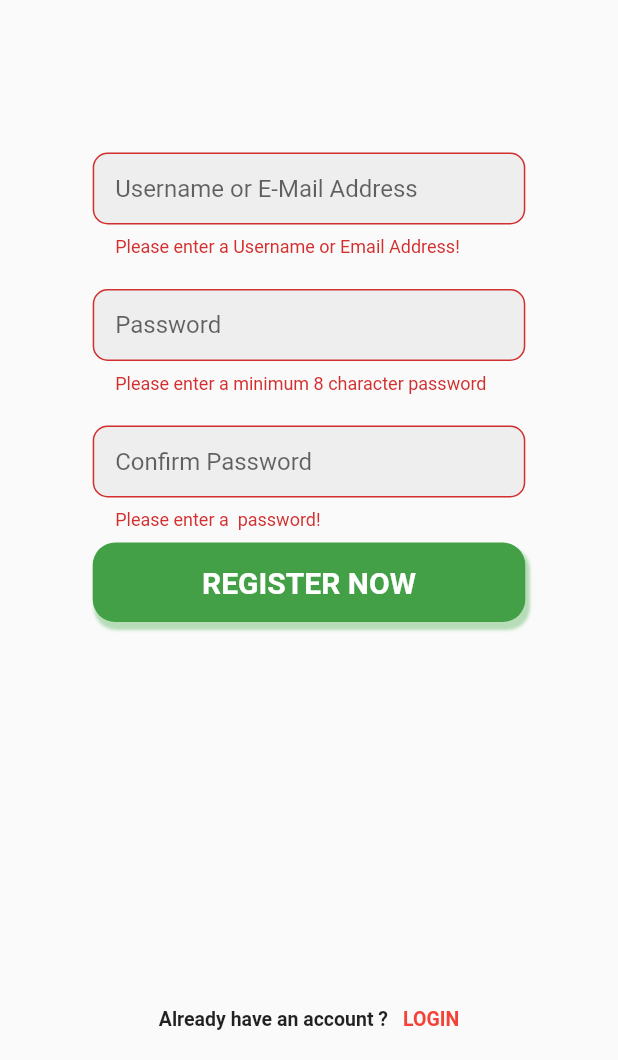
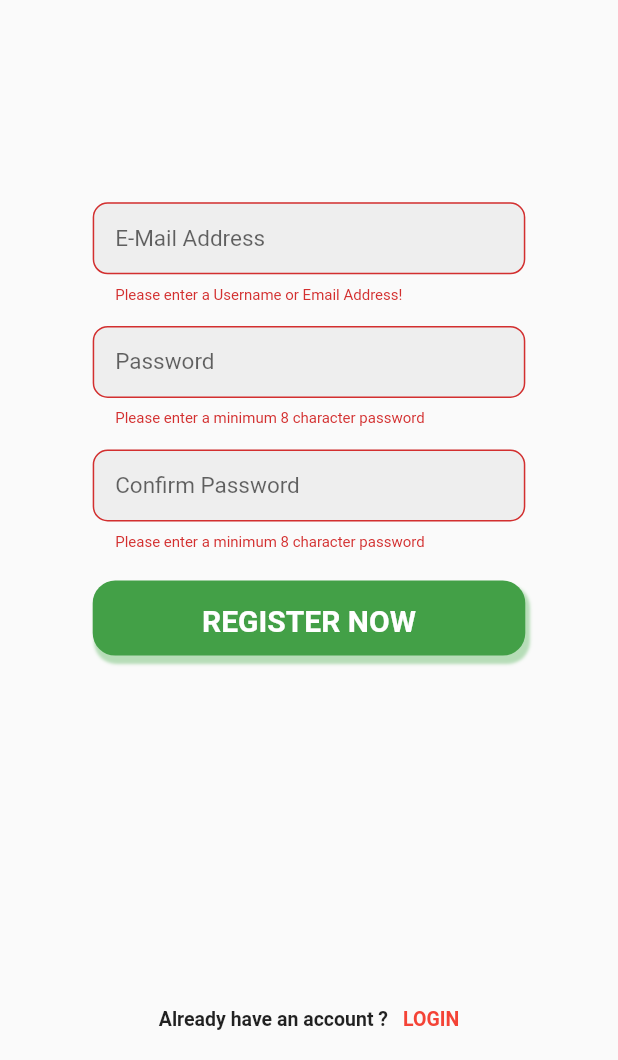
Before and after one commit to icpepsg/tracker, a Flutter app: the Signup screen opened directly, after a tap on "REGISTER NOW", on a phone screen of 412 x 824 dp, the part 176-1236 px from its top. Run offline on Flutter 3.47's test engine with Material 2 defaults, Android fonts, the phone set to English and light mode, and no system bars; our stand-ins replace bloc, device_info, email_validator, equatable, flutter_bloc, flutter_signin_button and 10 more; missing offline and left inert: flutter_facebook_login, screen; accounts and stored records are empty.

Commit message:
- screen compatibility h797 w411 h683 w411 h533 w320

```diff
--- a/lib/src/Signup.dart
+++ b/lib/src/Signup.dart
@@ -15,7 +15,7 @@ class Signup extends StatefulWidget {
 }
 
 class _SignupState extends State<Signup> {
-  Widget _loginAccountLabel() {
+  Widget _loginAccountLabel(double fontSize) {
     return Container(
       margin: EdgeInsets.symmetric(vertical: 20),
       alignment: Alignment.bottomCenter,
@@ -24,7 +24,7 @@ class _SignupState extends State<Signup> {
         children: <Widget>[
           Text(
             Constants.TXT_LABEL_GOT_ACCOUNT,
-            style: TextStyle(fontSize: 13, fontWeight: FontWeight.w600),
+            style: TextStyle(fontSize: fontSize, fontWeight: FontWeight.w600),
           ),
           SizedBox(
             width: 10,
@@ -37,7 +37,7 @@ class _SignupState extends State<Signup> {
             child: Text(
               Constants.TXT_BUTTON_LOGIN,
               style: TextStyle(
-                  color: Colors.red, fontSize: 13, fontWeight: FontWeight.w600),
+                  color: Colors.red, fontSize: fontSize, fontWeight: FontWeight.w600),
             ),
           )
         ],
@@ -46,13 +46,21 @@ class _SignupState extends State<Signup> {
   }
 
   Widget _title() {
+    double screenHeight = MediaQuery.of(context).size.height;
+    double font;
+    if (screenHeight <= 600) {
+      font = 20;
+    }else {
+      font = 30;
+    }
+
     return RichText(
       textAlign: TextAlign.center,
       text: TextSpan(
         text: Constants.TXT_APP_TITLE,
         style: GoogleFonts.courierPrime(
           textStyle: Theme.of(context).textTheme.display1,
-          fontSize: 30,
+          fontSize: font,
           fontWeight: FontWeight.w700,
           color: Colors.green[700],
         ),
@@ -66,7 +74,24 @@ class _SignupState extends State<Signup> {
     double topPadding = MediaQuery.of(context).size.height * 0.1;
     double topContent = MediaQuery.of(context).size.height * 0.2;
     double midContent = MediaQuery.of(context).size.height * 0.5;
-    double botContent = MediaQuery.of(context).size.height * 0.2;
+    double botContent = MediaQuery.of(context).size.height * 0.1;
+    double screenHeight = MediaQuery.of(context).size.height;
+    double height = MediaQuery.of(context).size.height*0.1;
+    double font,labelSize;
+    if (screenHeight <= 500) {
+      height = 5;
+      font = 10;
+      labelSize = 8;
+    }
+    else if (screenHeight <= 600) {
+      height = 10;
+      font = 12;
+      labelSize = 10;
+    }else {
+      height = 20;
+      font = 15;
+      labelSize = 13;
+    }
     return new WillPopScope(
       onWillPop: () async => false,
       child: Scaffold(
@@ -96,7 +121,7 @@ class _SignupState extends State<Signup> {
               ),
               Container(
                 height: botContent,
-                child: _loginAccountLabel(),
+                child: _loginAccountLabel(labelSize),
               ),
             ],
           ),
--- a/lib/src/common/Constants.dart
+++ b/lib/src/common/Constants.dart
@@ -13,7 +13,7 @@ class Constants {
       static const TXT_BUTTON_REGISTER = 'REGISTER NOW';
       static const TXT_LABEL_NO_ACCOUNT = 'Don\'t have an account ?';
       static const TXT_LABEL_REGISTER = 'Register';
-      static const TXT_LABEL_USERNAME = 'Username or E-Mail Address';
+      static const TXT_LABEL_USERNAME = 'E-Mail Address';
       static const TXT_LABEL_PASSWORD = 'Password';
       static const TXT_LABEL_FORGOT_PASSWORD = 'Forgot Password ?';
       static const TXT_LABEL_GOT_ACCOUNT = 'Already have an account ?';
@@ -28,15 +28,15 @@ class Constants {
       static const MSG_ERROR_USERNAME_FMT = 'Invalid Username format';
 
       //URLS
-      //static const API_URL_LOGIN = 'http://kelvinco.ml/webapp/login.php';
-      //static const API_URL_SIGN_UP = 'http://kelvinco.ml/webapp/ct_signup.php';
-      static const API_URL_PRIVACY = 'http://kelvinco.ml/webapp/privacy.html';
-      static const API_URL_TERMS = 'http://kelvinco.ml/webapp/terms.html';
+      //static const API_URL_LOGIN = 'http://newcodeninja.com/webapp/login.php';
+      //static const API_URL_SIGN_UP = 'http://newcodeninja.com/webapp/ct_signup.php';
+      static const API_URL_PRIVACY = 'http://newcodeninja.com/webapp/privacy.html';
+      static const API_URL_TERMS = 'http://newcodeninja.com/webapp/terms.html';
       static const API_URL_ABOUT = 'https://icpepsingapore.com/about-us/';
       static const API_URL_CONTACT = 'https://icpepsingapore.com/contact/';
       static const API_URL_LOGIN = 'http://ec2-54-255-76-190.ap-southeast-1.compute.amazonaws.com/api/users/login';
       static const API_URL_SIGN_UP = 'http://ec2-54-255-76-190.ap-southeast-1.compute.amazonaws.com/api/users/signup';
       static const API_URL_FACEBOOK_TOKEN = 'https://graph.facebook.com/v2.3/me?fields=email,id,first_name,last_name,middle_name,name,name_format,picture.width(500).height(500),short_name&access_token=';
-      static const API_URL_DEFAULT_PHOTO  = 'http://kelvinco.ml/default_photo.png';
-      static const API_URL_MARKERS = 'http://kelvinco.ml/webapp/markers.php';
+      static const API_URL_DEFAULT_PHOTO  = 'http://newcodeninja.com/default_photo.png';
+      static const API_URL_MARKERS = 'http://newcodeninja.com/webapp/markers.php';
 }
--- a/lib/src/customwidget/CommonTextWidget.dart
+++ b/lib/src/customwidget/CommonTextWidget.dart
@@ -18,9 +18,25 @@ class CommonTextWidget extends StatelessWidget {
   });
   @override
   Widget build(BuildContext context) {
+    double screenHeight = MediaQuery.of(context).size.height;
+
+    double font,inset,errorSize,height;
+    if (screenHeight <= 600) {
+      errorSize = 8;
+      font = 12;
+      inset = 10;
+      height = MediaQuery.of(context).size.height*0.11;
+    }else {
+      errorSize = 10;
+      font = 15;
+      inset=15;
+      height = MediaQuery.of(context).size.height*0.10;
+    }
     return Container(
-      margin: EdgeInsets.symmetric(vertical: 8),
+      height: height,
+      //margin: EdgeInsets.symmetric(vertical: 8),
       child: Column(
+
         crossAxisAlignment: CrossAxisAlignment.start,
         children: <Widget>[
           //Text(title,style: TextStyle(fontWeight: FontWeight.bold, fontSize: 15),),
@@ -30,16 +46,20 @@ class CommonTextWidget extends StatelessWidget {
             onSaved: onSaved,
             keyboardType: isNumeric ? TextInputType.phone : TextInputType.emailAddress ,
             inputFormatters: isNumeric ? [LengthLimitingTextInputFormatter(11),] : [LengthLimitingTextInputFormatter(50),],
-
-            //style: TextStyle(color: Colors.black,height: 1.0,),
+            style: TextStyle(color: Colors.black,fontSize: font),
             decoration: InputDecoration(
+              isDense: true,
               hintText: title,
-              contentPadding: EdgeInsets.symmetric(horizontal: 15),
+              contentPadding: EdgeInsets.all(inset),
+              //contentPadding: EdgeInsets.symmetric(horizontal: 15),
               //border: InputBorder.none,
               fillColor: Colors.grey[200],
               filled: true,
               border: OutlineInputBorder(
                 borderRadius: BorderRadius.circular(10.0),
+              ),
+              errorStyle: TextStyle(
+                fontSize: errorSize,
               ),
             ),
             validator: evaluator,
--- a/lib/src/customwidget/CustomButton.dart
+++ b/lib/src/customwidget/CustomButton.dart
@@ -6,12 +6,23 @@ class CustomButton extends StatelessWidget {
   const CustomButton({Key key, this.label}) : super(key: key);
   @override
   Widget build(BuildContext context) {
+    double screenHeight = MediaQuery.of(context).size.height;
+    double screenWidth = MediaQuery.of(context).size.width;
+    double font,inset,height;
+    if (screenHeight <= 600) {
+      font = 13;
+      inset = 10;
+      height = 35;
+    }else {
+      font = 20;
+      inset = 15;
+      height = 50;
+    }
+
     return Container(
-      width: MediaQuery
-          .of(context)
-          .size
-          .width,
-      padding: EdgeInsets.symmetric(vertical: 15),
+      width: MediaQuery.of(context).size.width ,
+      height: height,
+      padding: EdgeInsets.all(inset),
       alignment: Alignment.center,
       decoration: BoxDecoration(
           borderRadius: BorderRadius.all(Radius.circular(15)),
@@ -25,7 +36,7 @@ class CustomButton extends StatelessWidget {
           color: Colors.green[600]),
       child: Text(label,
         style: TextStyle(
-            fontSize: 20, color: Colors.white, fontWeight: FontWeight.bold),
+            fontSize: font, color: Colors.white, fontWeight: FontWeight.bold),
       ),
 
     );
--- a/lib/src/customwidget/CustomFormWidget.dart
+++ b/lib/src/customwidget/CustomFormWidget.dart
@@ -76,6 +76,14 @@ class _CustomFormWidget extends State<CustomFormWidget> {
 
   @override
   Widget build(BuildContext context) {
+    double screenHeight = MediaQuery.of(context).size.height;
+    double spacer;
+    if (screenHeight <= 600) {
+      spacer = 5;
+
+    }else {
+      spacer = 10;
+    }
     return Form(
       key: _formKey,
       child: Column(children: <Widget>[
@@ -117,7 +125,7 @@ class _CustomFormWidget extends State<CustomFormWidget> {
             isPassword: true,
             evaluator: (String value) {
               if (value.length < 8) {
-                return Constants.MSG_ERROR_PASSWORD;
+                return Constants.MSG_ERROR_PASSWORD_FMT;
               } else if (userModel.password != null &&
                   userModel.password != value) {
                 return Constants.MSG_ERROR_MISMATCH;
@@ -126,6 +134,7 @@ class _CustomFormWidget extends State<CustomFormWidget> {
             },
           ),
         ),
+        SizedBox(height: spacer,),
         Container(
           child: _submitButton(),
         ),
--- a/lib/src/customwidget/map_page.dart
+++ b/lib/src/customwidget/map_page.dart
@@ -255,7 +255,7 @@ class _MapPageState extends State<MapPage> {
                                 children: <Widget>[
                                   SizedBox(
                                     width: MediaQuery.of(context).size.width,  // or use fixed size like 200
-                                    height: MediaQuery.of(context).size.height*.8,
+                                    height: MediaQuery.of(context).size.height*.7,
                                     child: ValueListenableBuilder(
                                         valueListenable: valueNotifier, // that's the value we are listening to
                                         builder: (context, value, child) {
```
Also changed, not shown: lib/src/LoginForm.dart (+43 -14 lines), lib/src/LoginPage.dart (+11 -4 lines), lib/src/customwidget/Profile.dart (+43 -22 lines).
